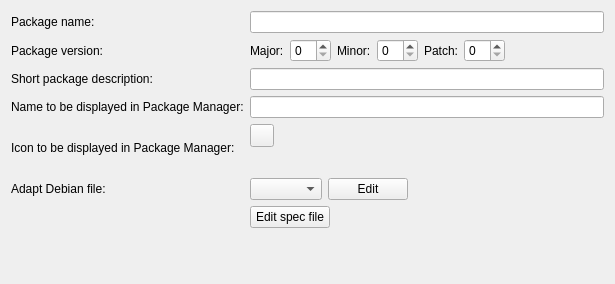
Old version of the form src/plugins/remotelinux/maemopackagecreationwidget.ui in the repository qt-creator/qt-creator.
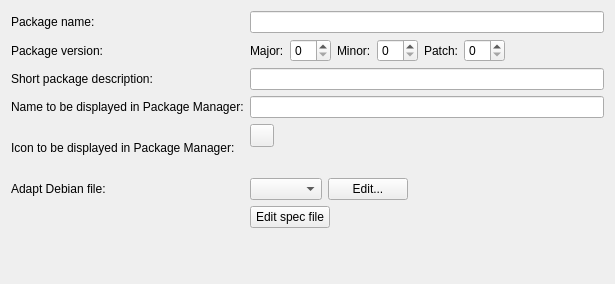
New version of the form.

```diff
--- a/src/plugins/remotelinux/maemopackagecreationwidget.ui
+++ b/src/plugins/remotelinux/maemopackagecreationwidget.ui
@@ -229,7 +229,7 @@
        <item>
         <widget class="QPushButton" name="editDebianFileButton">
          <property name="text">
-          <string>Edit</string>
+          <string>Edit...</string>
          </property>
         </widget>
        </item>
```
